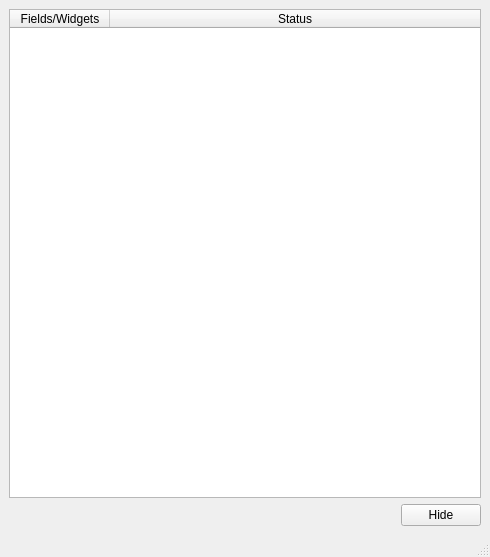
Before: the Qt Designer form designer/ui_helpGui.ui in neutrons/addie, drawn with Qt 5.
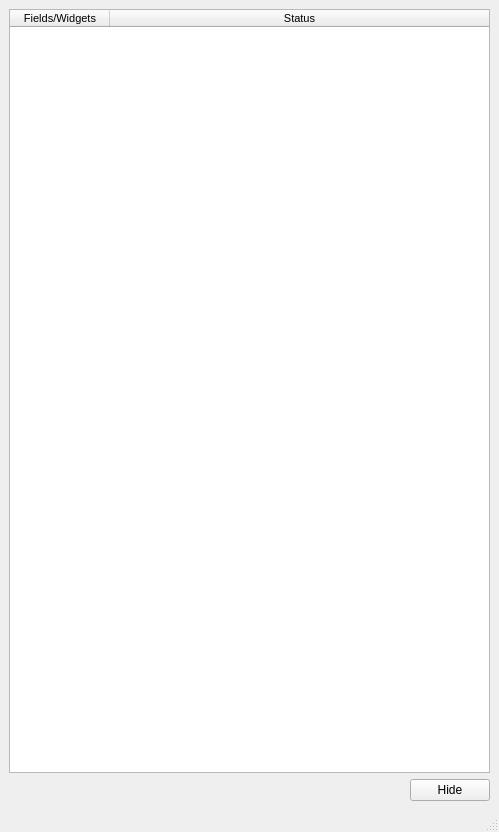
After: the same form once the commit is applied.

```diff
--- a/designer/ui_helpGui.ui
+++ b/designer/ui_helpGui.ui
@@ -6,8 +6,8 @@
    <rect>
     <x>0</x>
     <y>0</y>
-    <width>490</width>
-    <height>557</height>
+    <width>499</width>
+    <height>832</height>
    </rect>
   </property>
   <property name="windowTitle">
@@ -17,6 +17,11 @@
    <layout class="QVBoxLayout" name="verticalLayout">
     <item>
      <widget class="QTableWidget" name="table_status">
+      <property name="font">
+       <font>
+        <pointsize>8</pointsize>
+       </font>
+      </property>
       <property name="editTriggers">
        <set>QAbstractItemView::AnyKeyPressed|QAbstractItemView::DoubleClicked</set>
       </property>
```
Left out of the diff: 2 changed lines with no effect on the pictures.
